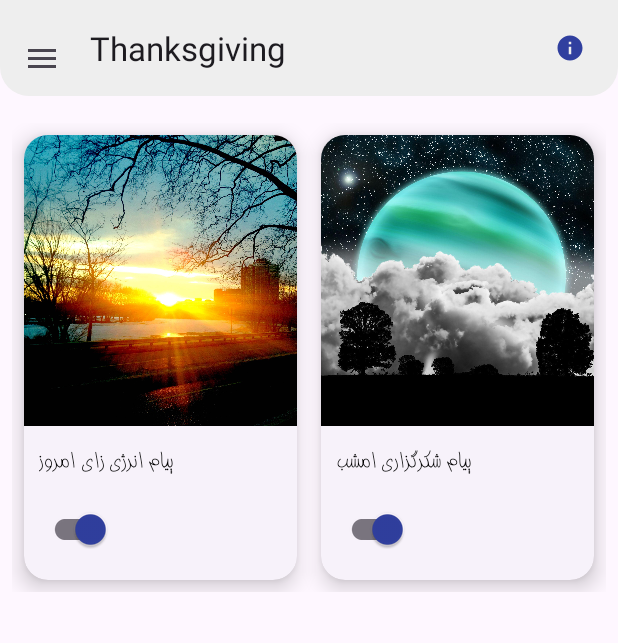
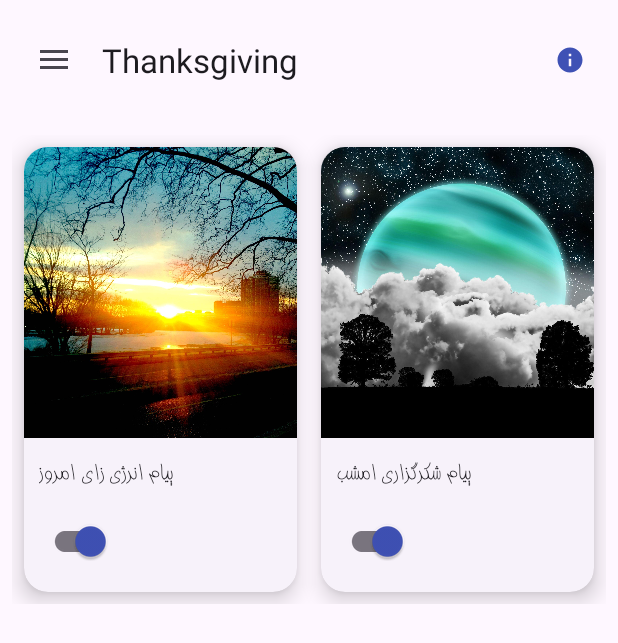
Before and after one commit to Samanbi/Thanksgiving, an Android app: the screen it shows after launch (MainActivity), on a phone screen of 412 x 824 dp. Shown: the top 643 px of the screen. Run offline under Robolectric (Android 15) with nearby library versions, the phone set to English and light mode, and no system bars.

Commit message:
add mabah .

```diff
--- a/app/src/main/java/tekma/app/thanksgiving/MainActivity.java
+++ b/app/src/main/java/tekma/app/thanksgiving/MainActivity.java
@@ -38,7 +38,6 @@ public class MainActivity extends AppCompatActivity {
     protected void onCreate(Bundle savedInstanceState) {
         super.onCreate(savedInstanceState);
         setContentView(R.layout.activity_main);
-        AppCompatDelegate.setDefaultNightMode(AppCompatDelegate.MODE_NIGHT_NO);
 
         bindViews();
         switchHandling();
--- a/app/src/main/res/drawable/background_shape.xml
+++ b/app/src/main/res/drawable/background_shape.xml
@@ -1,5 +1,5 @@
 <?xml version="1.0" encoding="utf-8"?>
 <shape xmlns:android="http://schemas.android.com/apk/res/android">
     <corners android:radius="19dp" />
-    <solid android:color="@color/EEE"/>
+
 </shape>
--- a/app/src/main/res/layout/activity_main.xml
+++ b/app/src/main/res/layout/activity_main.xml
@@ -15,7 +15,9 @@
 
         <com.google.android.material.appbar.AppBarLayout
             android:layout_width="match_parent"
-            android:layout_height="wrap_content">
+            android:layout_height="wrap_content"
+            android:background="@drawable/background_shape"
+            android:layout_margin="8dp">
 
             <com.google.android.material.appbar.MaterialToolbar
                 android:id="@+id/topAppBar"
@@ -23,9 +25,7 @@
                 android:layout_width="match_parent"
                 android:layout_height="?attr/actionBarSize"
                 android:layout_marginBottom="10dp"
-                android:background="@drawable/shape_top_app_bar"
                 android:elevation="0dp"
-                android:padding="7dp"
                 app:navigationIcon="@drawable/baseline_menu_24"
                 app:title="@string/app_name">
 
@@ -35,7 +35,6 @@
                     android:layout_width="wrap_content"
                     android:layout_height="wrap_content"
                     android:layout_gravity="end|center_vertical"
-                    android:layout_marginEnd="8dp"
                     android:contentDescription="@string/about"
                     app:icon="@drawable/baseline_info_24" />
 
@@ -90,8 +89,7 @@
                             android:layout_margin="10dp"
                             android:fontFamily="@font/b_ziba"
                             android:text="@string/energy"
-                            android:textAppearance="?attr/textAppearanceTitleMedium"
-                            android:textColor="@color/black" />
+                            android:textAppearance="?attr/textAppearanceTitleMedium" />
 
                         <com.google.android.material.switchmaterial.SwitchMaterial
                             android:id="@+id/switch_energy"
@@ -140,8 +138,7 @@
                             android:layout_margin="10dp"
                             android:fontFamily="@font/b_ziba"
                             android:text="@string/thanksgiving"
-                            android:textAppearance="?attr/textAppearanceTitleMedium"
-                            android:textColor="@color/black" />
+                            android:textAppearance="?attr/textAppearanceTitleMedium" />
 
                         <com.google.android.material.switchmaterial.SwitchMaterial
                             android:id="@+id/switch_thanksgiving"
--- a/app/src/main/res/values-night/themes.xml
+++ b/app/src/main/res/values-night/themes.xml
@@ -3,5 +3,10 @@
     <style name="Base.Theme.Thanksgiving" parent="Theme.Material3.DayNight.NoActionBar">
         <!-- Customize your dark theme here. -->
         <!-- <item name="colorPrimary">@color/my_dark_primary</item> -->
+
+        <item name="colorPrimary">#424D8E</item>
+
+        <item name="android:statusBarColor">#252525</item>
+        <item name="android:textColor" >#CCCCCC</item>
     </style>
 </resources>
--- a/app/src/main/res/values/colors.xml
+++ b/app/src/main/res/values/colors.xml
@@ -9,4 +9,15 @@
     <color name="colorPrimaryDark">#303F9F</color>
     <color name="colorAccent">#FF4081</color>
 
+    <color name="color_background">#EDF1F4</color>
+    <color name="color_box">#FFFFFF</color>
+    <color name="color_text">#343434</color>
+
+
+    <color name="colorOnPrimary">#FFFFFF</color>
+
+    <color name="colorSecondary">#FF4081</color>
+    <color name="colorSecondaryDark">#FF0051</color>
+    <color name="colorOnSecondary">#FFFFFF</color>
+
 </resources>
--- a/app/src/main/res/values/themes.xml
+++ b/app/src/main/res/values/themes.xml
@@ -3,9 +3,24 @@
     <style name="Base.Theme.Thanksgiving" parent="Theme.Material3.DayNight.NoActionBar">
         <!-- Customize your light theme here. -->
         <!-- <item name="colorPrimary">@color/my_light_primary</item> -->
-        <item name="colorPrimary">@color/colorPrimaryDark</item>
-        <item name="colorPrimaryDark">@color/EEE</item>
-        <item name="colorAccent">@color/colorAccent</item>
+
+        <!-- Primary brand color. -->
+        <item name="colorPrimary">@color/colorPrimary</item>
+        <item name="colorPrimaryVariant">@color/colorPrimaryDark</item>
+        <item name="colorOnPrimary">@color/colorOnPrimary</item>
+
+        <!-- Secondary brand color. -->
+        <item name="colorSecondary">@color/colorSecondary</item>
+        <item name="colorSecondaryVariant">@color/colorSecondaryDark</item>
+        <item name="colorOnSecondary">@color/colorOnSecondary</item>
+
+        <!-- Status bar color. -->
+        <item name="android:statusBarColor">@android:color/transparent</item>
+
+        <!-- Navigation bar color. -->
+        <item name="android:navigationBarColor">@android:color/transparent</item>
+
+        <!-- Add more customizations as needed -->
     </style>
 
     <style name="Theme.Thanksgiving" parent="Base.Theme.Thanksgiving" />
--- a/build.gradle
+++ b/build.gradle
@@ -1,5 +1,5 @@
 // Top-level build file where you can add configuration options common to all sub-projects/modules.
 plugins {
-    id 'com.android.application' version '8.0.2' apply false
-    id 'com.android.library' version '8.0.2' apply false
+    id 'com.android.application' version '8.2.0' apply false
+    id 'com.android.library' version '8.2.0' apply false
 }
```
Also changed, not shown: app/build.gradle (+4 -4 lines), gradle/wrapper/gradle-wrapper.properties, 1 other file.
